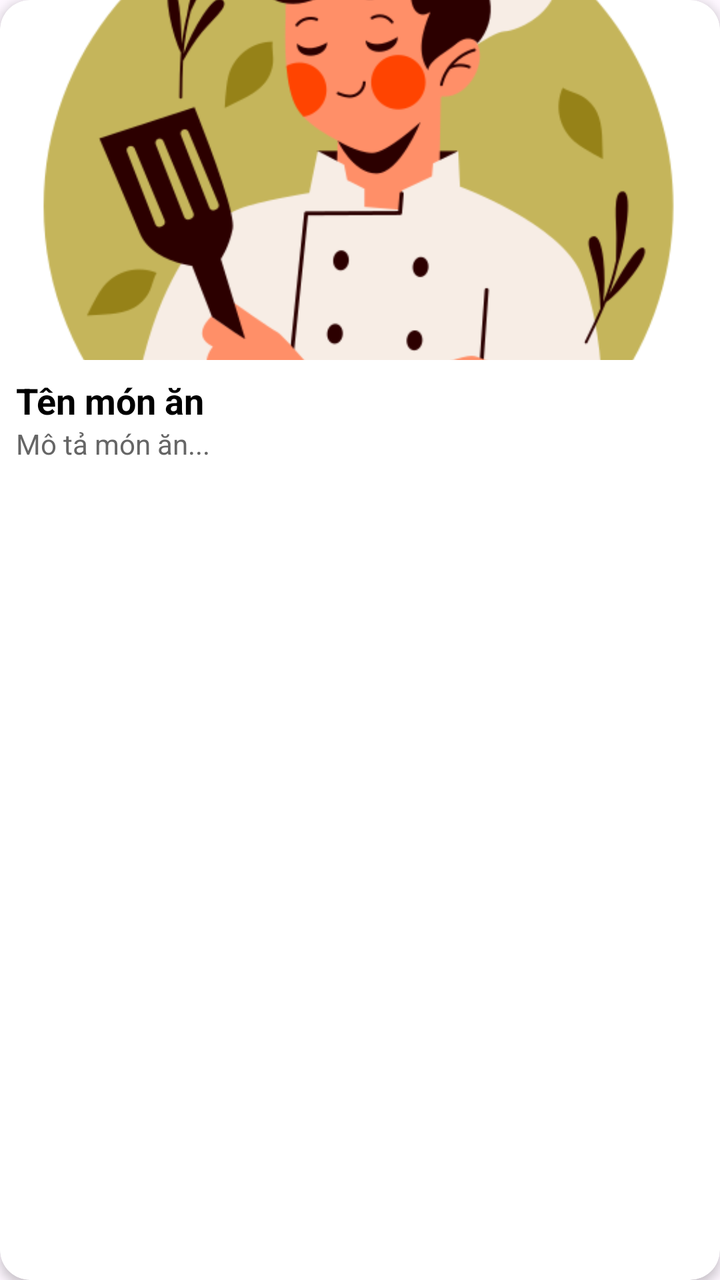
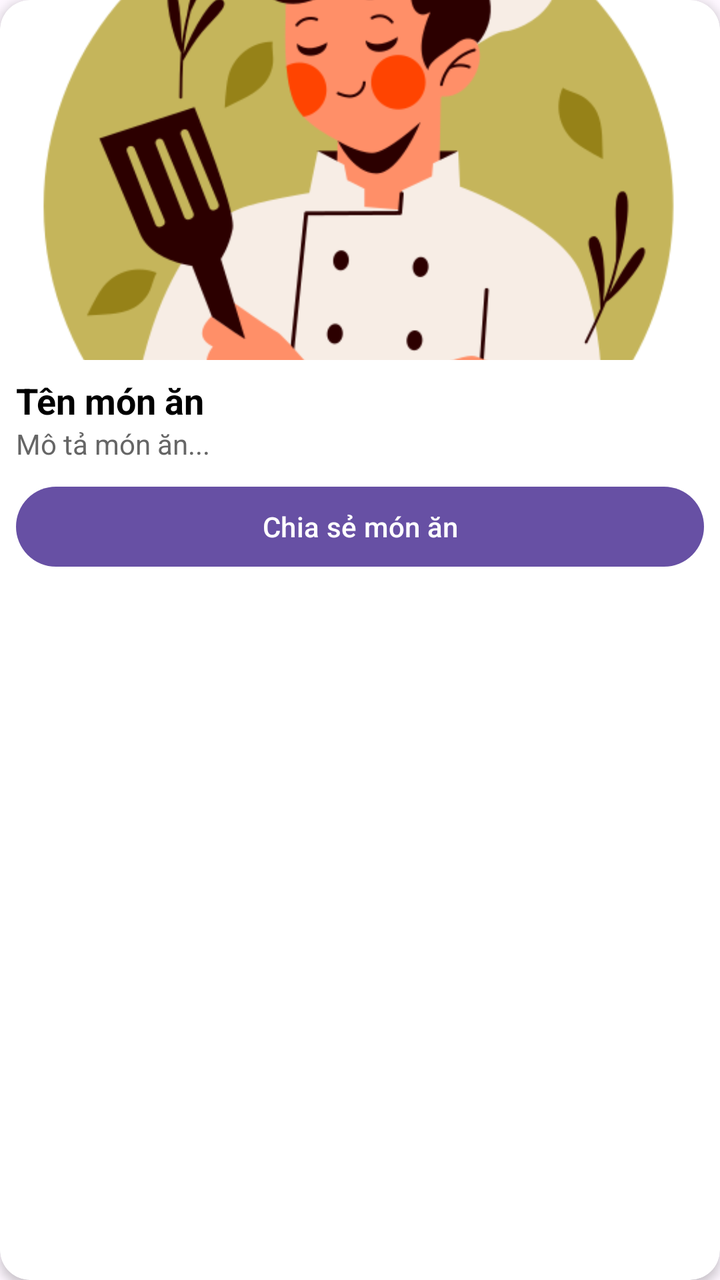

Screens rendered from an Android XML layout before and after an edit, with the pre-edit source and the edit as a unified diff.
<!-- AndroidManifest.xml: application theme Theme.Angiday -->
<!-- res/layout/item_food.xml -->
<?xml version="1.0" encoding="utf-8"?>
<androidx.cardview.widget.CardView xmlns:android="http://schemas.android.com/apk/res/android"
    xmlns:app="http://schemas.android.com/apk/res-auto"
    xmlns:tools="http://schemas.android.com/tools"
    android:layout_width="match_parent"
    android:layout_height="wrap_content"
    android:layout_margin="8dp"
    app:cardCornerRadius="15dp"
    app:cardElevation="3dp">

    <androidx.constraintlayout.widget.ConstraintLayout
        android:layout_width="match_parent"
        android:layout_height="wrap_content">   

        
        <ImageView
            android:id="@+id/imgFood"
            android:layout_width="match_parent"
            android:layout_height="180dp"
            android:contentDescription="@string/app_name"
            android:scaleType="centerCrop"
            android:src="@drawable/chef"
            app:layout_constraintEnd_toEndOf="parent"
            app:layout_constraintStart_toStartOf="parent"
            app:layout_constraintTop_toTopOf="parent" />

        
        <LinearLayout
            android:id="@+id/contentLayout"
            android:orientation="vertical"
            android:layout_width="0dp"
            android:layout_height="wrap_content"
            android:padding="8dp"
            app:layout_constraintTop_toBottomOf="@id/imgFood"
            app:layout_constraintStart_toStartOf="parent"
            app:layout_constraintEnd_toEndOf="parent"
            app:layout_constraintBottom_toBottomOf="parent">

            <TextView
                android:id="@+id/tvTitle"
                android:layout_width="match_parent"
                android:layout_height="wrap_content"
                android:text="Tên món ăn"
                android:textStyle="bold"
                android:textSize="18sp"
                android:textColor="@color/black"
                android:ellipsize="end"
                android:maxLines="1" />

            <TextView
                android:id="@+id/tvDesc"
                android:layout_width="match_parent"
                android:layout_height="wrap_content"
                android:text="Mô tả món ăn..."
                android:textSize="14sp"
                android:textColor="#666666"
                android:maxLines="2"
                android:ellipsize="end" />

        </LinearLayout>

    </androidx.constraintlayout.widget.ConstraintLayout>
</androidx.cardview.widget.CardView>
<!-- resources referenced by this layout -->
<resources>
  <color name="black">#000000</color>
  <!-- drawable chef: png bitmap (drawable, 55461 bytes) -->
  <string name="app_name">angiday</string>
  <style name="Theme.Angiday" parent="Base.Theme.Angiday" />
  <style name="Base.Theme.Angiday" parent="Theme.Material3.DayNight.NoActionBar">
          
          
      </style>
</resources>

<!-- the commit's change to res/layout/item_food.xml (unified diff, before → after) -->
@@ -56,6 +56,14 @@
                 android:textColor="#666666"
                 android:maxLines="2"
                 android:ellipsize="end" />
+            <Button
+                android:id="@+id/btnShare"
+                android:layout_width="match_parent"
+                android:layout_height="wrap_content"
+                android:text="Chia sẻ món ăn"
+                android:textAllCaps="false"
+                android:layout_marginTop="8dp"
+              />
 
         </LinearLayout>
 
